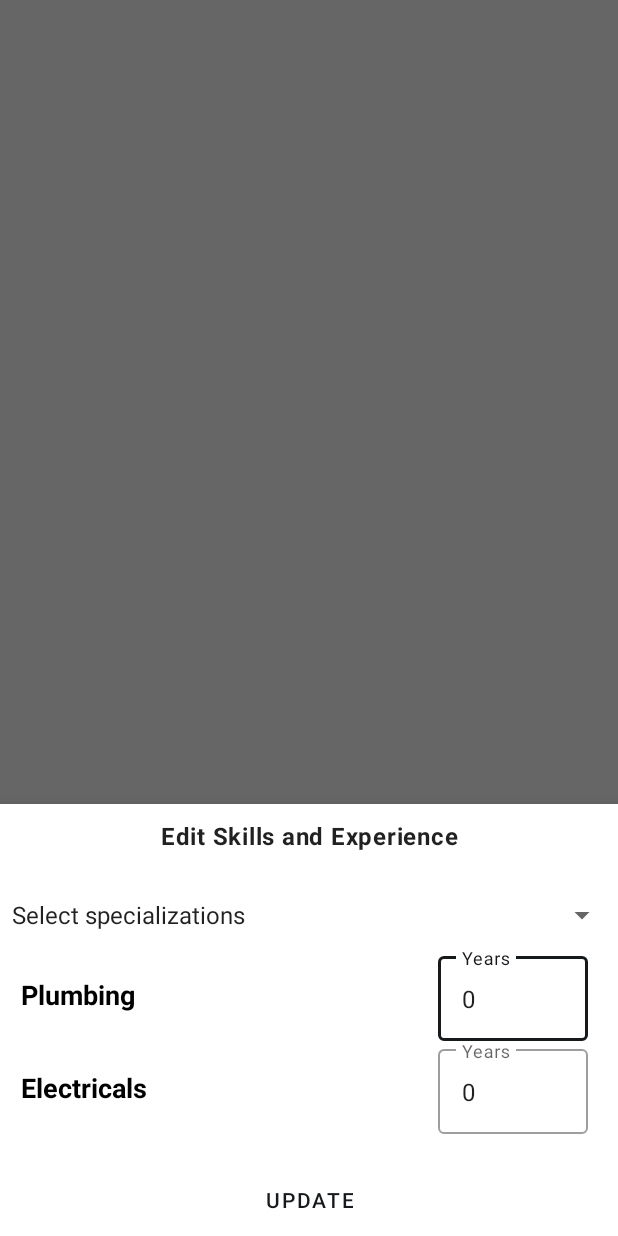
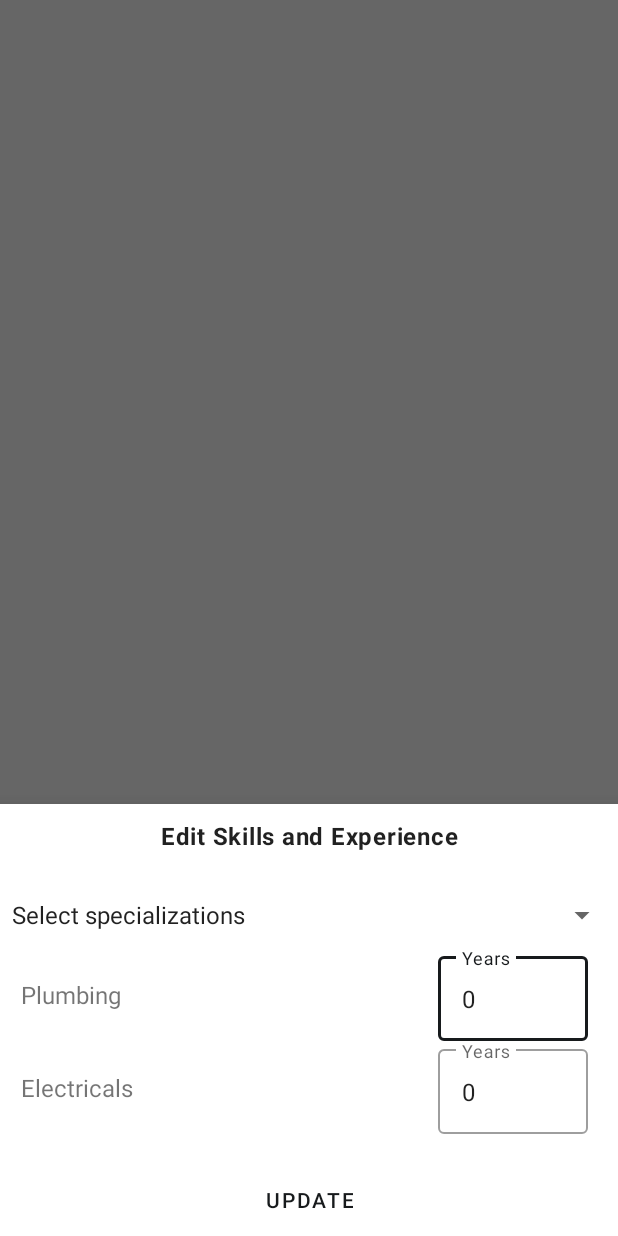
Before and after one commit to vishal-rathod-mob/LabourLink, an Android app built with Jetpack Compose: the fragment EditTradesDialog shown on its own in the app's theme, on a phone screen of 412 x 824 dp. Run offline under Robolectric (Android 15) with nearby library versions, the phone set to English and light mode, and no system bars.

Commit message:
minor color changes

```diff
--- a/app/src/main/res/layout/item_experience.xml
+++ b/app/src/main/res/layout/item_experience.xml
@@ -11,9 +11,7 @@
         android:layout_marginStart="14dp"
         android:layout_marginEnd="8dp"
         android:text="@string/experience"
-        android:textColor="@color/black"
-        android:textSize="18sp"
-        android:textStyle="bold"
+        android:textSize="16sp"
         app:layout_constraintStart_toStartOf="parent"
         app:layout_constraintTop_toTopOf="parent"
         app:layout_constraintBottom_toBottomOf="parent"
@@ -33,7 +31,8 @@
         <com.google.android.material.textfield.TextInputEditText
             android:layout_width="match_parent"
             android:layout_height="wrap_content"
-            android:text="9"/>
+            android:text="9"
+            android:inputType="number"/>
 
     </com.google.android.material.textfield.TextInputLayout>
 
```
